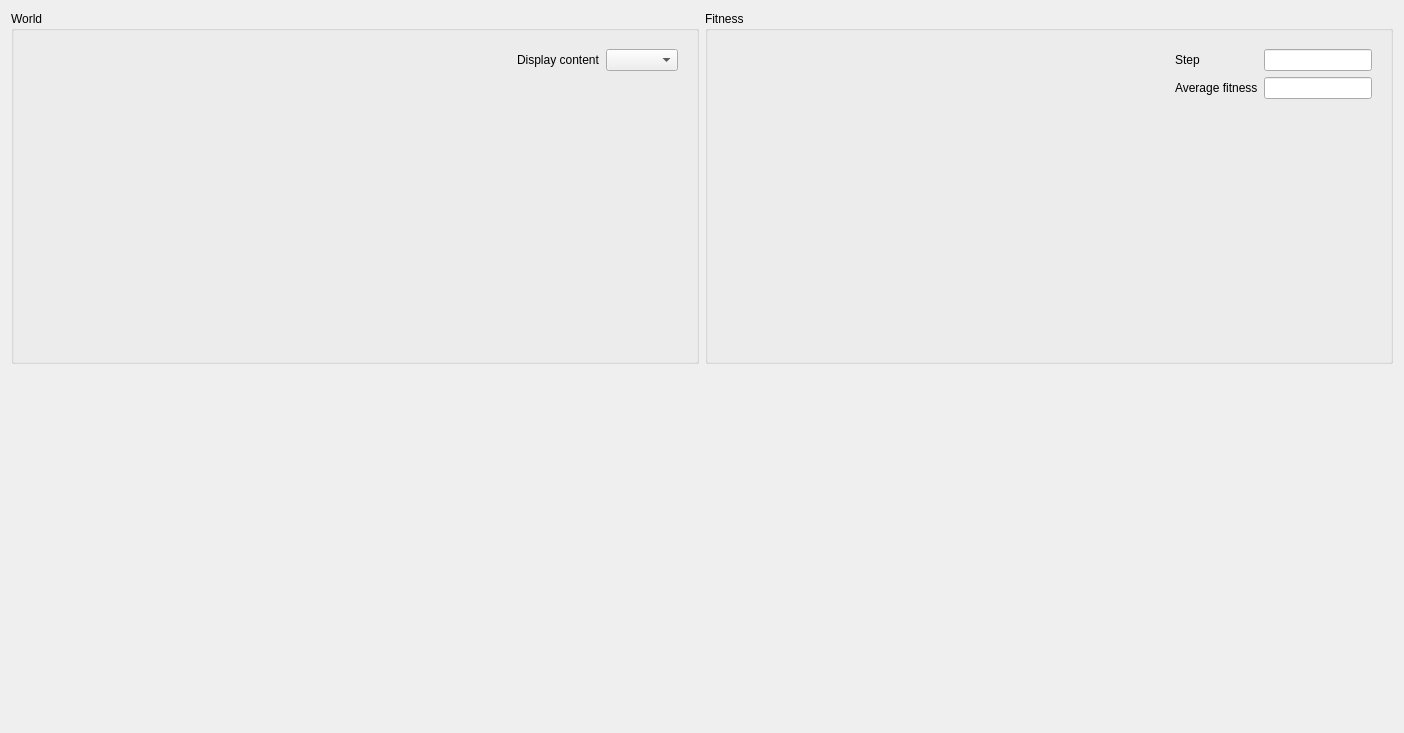
This is src/libs/ecoscope/gep_scope_main_window.ui in FrankBlabu/GenePool as Qt 5 draws it before an edit. The edited form follows.
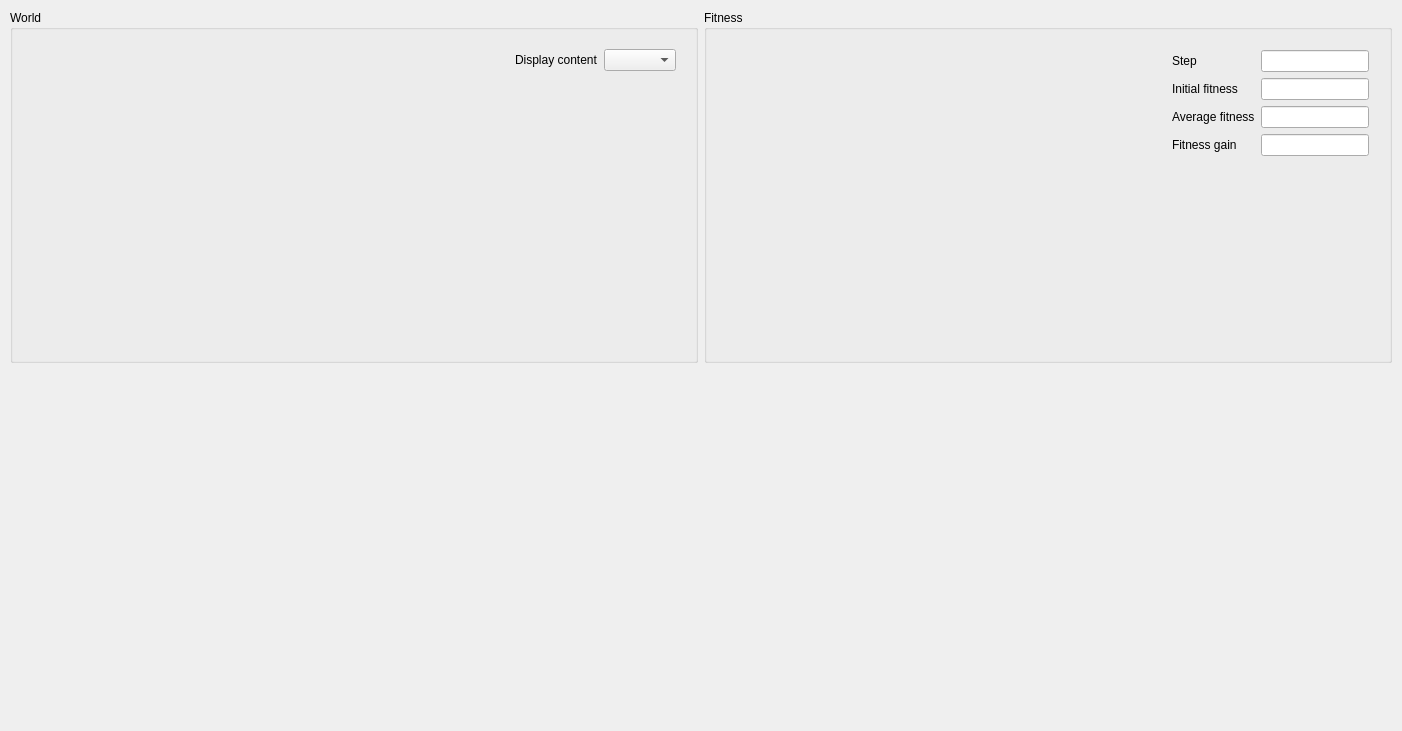
This is the edited form.

```diff
--- a/src/libs/ecoscope/gep_scope_main_window.ui
+++ b/src/libs/ecoscope/gep_scope_main_window.ui
@@ -6,20 +6,26 @@
    <rect>
     <x>0</x>
     <y>0</y>
-    <width>1404</width>
-    <height>733</height>
+    <width>1402</width>
+    <height>731</height>
    </rect>
   </property>
   <property name="windowTitle">
    <string>Form</string>
   </property>
   <layout class="QGridLayout" name="gridLayout_5">
+   <property name="margin">
+    <number>10</number>
+   </property>
    <item row="0" column="0">
     <widget class="QGroupBox" name="_world_frame">
      <property name="title">
       <string>World</string>
      </property>
      <layout class="QGridLayout" name="gridLayout_4">
+      <property name="margin">
+       <number>10</number>
+      </property>
       <item row="0" column="0">
        <widget class="QWidget" name="_world_display_frame" native="true">
         <property name="sizePolicy">
@@ -74,6 +80,9 @@
       <string>Fitness</string>
      </property>
      <layout class="QGridLayout" name="gridLayout_3">
+      <property name="margin">
+       <number>10</number>
+      </property>
       <item row="0" column="0">
        <widget class="QWidget" name="_diagram_frame" native="true">
         <property name="sizePolicy">
@@ -93,6 +102,16 @@
       <item row="0" column="1">
        <widget class="QWidget" name="_statistics_frame" native="true">
         <layout class="QGridLayout" name="gridLayout_2">
+         <property name="margin">
+          <number>10</number>
+         </property>
+         <item row="0" column="0">
+          <widget class="QLabel" name="_step_label">
+           <property name="text">
+            <string>Step</string>
+           </property>
+          </widget>
+         </item>
          <item row="0" column="1">
           <widget class="QLineEdit" name="_step">
            <property name="sizePolicy">
@@ -107,13 +126,39 @@
           </widget>
          </item>
          <item row="1" column="0">
+          <widget class="QLabel" name="_initial_fitness_label">
+           <property name="text">
+            <string>Initial fitness</string>
+           </property>
+          </widget>
+         </item>
+         <item row="1" column="1">
+          <widget class="QLineEdit" name="_initial_fitness">
+           <property name="sizePolicy">
+            <sizepolicy hsizetype="Preferred" vsizetype="Fixed">
+             <horstretch>0</horstretch>
+             <verstretch>0</verstretch>
+            </sizepolicy>
+           </property>
+           <property name="minimumSize">
+            <size>
+             <width>100</width>
+             <height>0</height>
+            </size>
+           </property>
+           <property name="readOnly">
+            <bool>true</bool>
+           </property>
+          </widget>
+         </item>
+         <item row="2" column="0">
           <widget class="QLabel" name="_average_fitness_label">
            <property name="text">
             <string>Average fitness</string>
            </property>
           </widget>
          </item>
-         <item row="1" column="1">
+         <item row="2" column="1">
           <widget class="QLineEdit" name="_average_fitness">
            <property name="sizePolicy">
             <sizepolicy hsizetype="Preferred" vsizetype="Fixed">
@@ -132,26 +177,45 @@
            </property>
           </widget>
          </item>
-         <item row="2" column="0" colspan="2">
+         <item row="3" column="0">
+          <widget class="QLabel" name="_fitness_gain_label">
+           <property name="text">
+            <string>Fitness gain</string>
+           </property>
+          </widget>
+         </item>
+         <item row="3" column="1">
+          <widget class="QLineEdit" name="_fitness_gain">
+           <property name="sizePolicy">
+            <sizepolicy hsizetype="Preferred" vsizetype="Fixed">
+             <horstretch>0</horstretch>
+             <verstretch>0</verstretch>
+            </sizepolicy>
+           </property>
+           <property name="minimumSize">
+            <size>
+             <width>100</width>
+             <height>0</height>
+            </size>
+           </property>
+           <property name="readOnly">
+            <bool>true</bool>
+           </property>
+          </widget>
+         </item>
+         <item row="4" column="0" colspan="2">
           <spacer name="verticalSpacer_2">
            <property name="orientation">
             <enum>Qt::Vertical</enum>
            </property>
            <property name="sizeHint" stdset="0">
             <size>
-             <width>0</width>
-             <height>129</height>
+             <width>10</width>
+             <height>10</height>
             </size>
            </property>
           </spacer>
          </item>
-         <item row="0" column="0">
-          <widget class="QLabel" name="_step_label">
-           <property name="text">
-            <string>Step</string>
-           </property>
-          </widget>
-         </item>
         </layout>
        </widget>
       </item>
```
